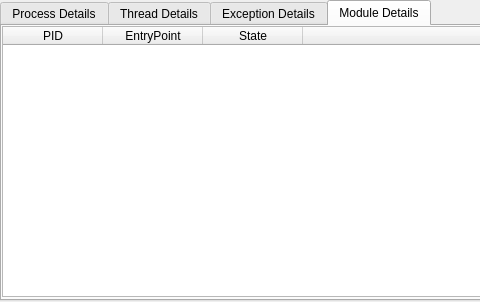
zer0fl4g/Nanomite, file qtNanomite/qtDLGDetailInfo.ui: the form before one commit; both pictures show x 0 to 480 and y 0 to 302 of the 859 by 302 pixel window.
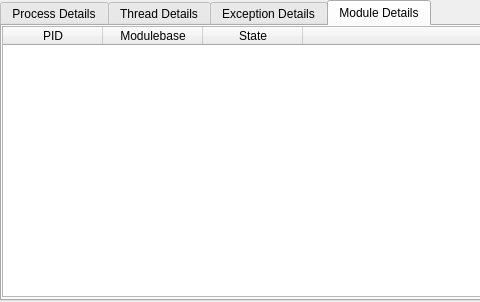
The form after the commit. The open tabs and pages were chosen to show the change. Icons and pictures are not drawn.

Patch:
```diff
--- a/qtNanomite/qtDLGDetailInfo.ui
+++ b/qtNanomite/qtDLGDetailInfo.ui
@@ -276,7 +276,7 @@
            </column>
            <column>
             <property name="text">
-             <string>EntryPoint</string>
+             <string>Modulebase</string>
             </property>
            </column>
            <column>
```
